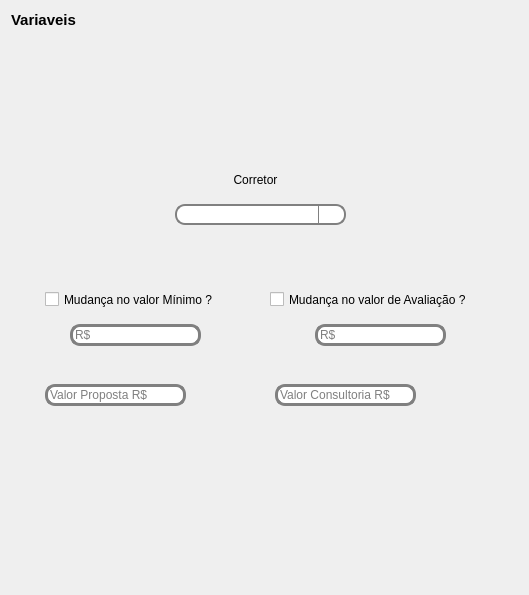
tiagodsg1/gerador_contratos, file front/ui/pages/consultoria/consultoria.ui: the form before one commit.
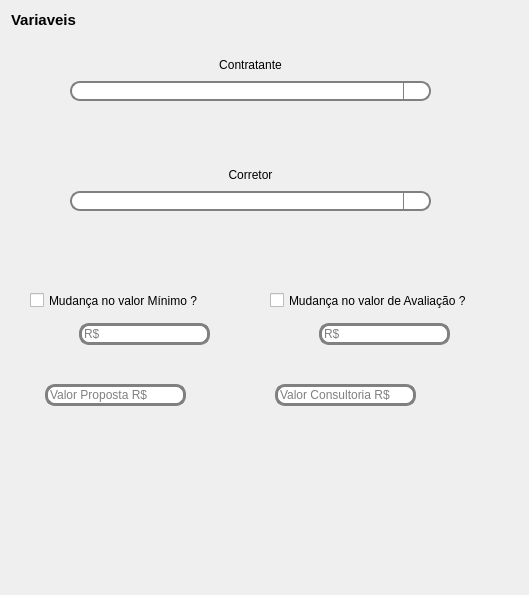
The form after the commit. Icons and pictures are not drawn.

Commit message: Criado front para o contrato de consultoria

```diff
--- a/front/ui/pages/consultoria/consultoria.ui
+++ b/front/ui/pages/consultoria/consultoria.ui
@@ -96,15 +96,69 @@
       <layout class="QVBoxLayout" name="verticalLayout">
        <item>
         <widget class="QWidget" name="widget" native="true">
-         <widget class="QLabel" name="label_4">
+         <widget class="QLineEdit" name="lineEdit_7">
           <property name="geometry">
            <rect>
-            <x>185</x>
+            <x>25</x>
+            <y>340</y>
+            <width>141</width>
+            <height>22</height>
+           </rect>
+          </property>
+          <property name="placeholderText">
+           <string>Valor Proposta R$</string>
+          </property>
+         </widget>
+         <widget class="QLineEdit" name="lineEdit_8">
+          <property name="geometry">
+           <rect>
+            <x>255</x>
+            <y>340</y>
+            <width>141</width>
+            <height>22</height>
+           </rect>
+          </property>
+          <property name="placeholderText">
+           <string>Valor Consultoria R$</string>
+          </property>
+         </widget>
+         <widget class="QWidget" name="layoutWidget_5">
+          <property name="geometry">
+           <rect>
+            <x>50</x>
+            <y>10</y>
+            <width>361</width>
+            <height>47</height>
+           </rect>
+          </property>
+          <layout class="QVBoxLayout" name="verticalLayout_7">
+           <item>
+            <widget class="QLabel" name="label_7">
+             <property name="text">
+              <string>Contratante</string>
+             </property>
+             <property name="alignment">
+              <set>Qt::AlignCenter</set>
+             </property>
+            </widget>
+           </item>
+           <item>
+            <widget class="QComboBox" name="comboBox_6"/>
+           </item>
+          </layout>
+         </widget>
+         <widget class="QWidget" name="layoutWidget_6">
+          <property name="geometry">
+           <rect>
+            <x>50</x>
             <y>120</y>
-            <width>101</width>
-            <height>31</height>
+            <width>361</width>
+            <height>47</height>
            </rect>
           </property>
+          <layout class="QVBoxLayout" name="verticalLayout_8">
+           <item>
+            <widget class="QLabel" name="label_4">
           <property name="text">
            <string>Corretor</string>
           </property>
@@ -112,93 +166,159 @@
            <set>Qt::AlignCenter</set>
           </property>
          </widget>
-         <widget class="QComboBox" name="comboBox_3">
+           </item>
+           <item>
+            <widget class="QComboBox" name="comboBox_3"/>
+           </item>
+          </layout>
+         </widget>
+         <widget class="QWidget" name="layoutWidget_7">
           <property name="geometry">
            <rect>
-            <x>155</x>
-            <y>160</y>
-            <width>171</width>
-            <height>21</height>
+            <x>10</x>
+            <y>240</y>
+            <width>229</width>
+            <height>64</height>
            </rect>
           </property>
-         </widget>
+          <layout class="QVBoxLayout" name="verticalLayout_9">
+           <item>
          <widget class="QCheckBox" name="checkBox_2">
-          <property name="geometry">
-           <rect>
-            <x>25</x>
-            <y>240</y>
+             <property name="minimumSize">
+              <size>
             <width>201</width>
             <height>31</height>
-           </rect>
+              </size>
           </property>
           <property name="text">
            <string>Mudança no valor Mínimo ?</string>
           </property>
          </widget>
+           </item>
+           <item>
+            <layout class="QHBoxLayout" name="horizontalLayout_3">
+             <item>
+              <spacer name="horizontalSpacer_5">
+               <property name="orientation">
+                <enum>Qt::Horizontal</enum>
+               </property>
+               <property name="sizeHint" stdset="0">
+                <size>
+                 <width>40</width>
+                 <height>20</height>
+                </size>
+               </property>
+              </spacer>
+             </item>
+             <item>
          <widget class="QLineEdit" name="lineEdit_4">
-          <property name="geometry">
-           <rect>
-            <x>50</x>
-            <y>280</y>
+               <property name="minimumSize">
+                <size>
             <width>131</width>
             <height>22</height>
-           </rect>
+                </size>
+               </property>
+               <property name="maximumSize">
+                <size>
+                 <width>131</width>
+                 <height>22</height>
+                </size>
           </property>
           <property name="placeholderText">
            <string>R$ </string>
           </property>
          </widget>
-         <widget class="QCheckBox" name="checkBox_4">
+             </item>
+             <item>
+              <spacer name="horizontalSpacer_6">
+               <property name="orientation">
+                <enum>Qt::Horizontal</enum>
+               </property>
+               <property name="sizeHint" stdset="0">
+                <size>
+                 <width>40</width>
+                 <height>20</height>
+                </size>
+               </property>
+              </spacer>
+             </item>
+            </layout>
+           </item>
+          </layout>
+         </widget>
+         <widget class="QWidget" name="layoutWidget_8">
           <property name="geometry">
            <rect>
             <x>250</x>
             <y>240</y>
+            <width>229</width>
+            <height>64</height>
+           </rect>
+          </property>
+          <layout class="QVBoxLayout" name="verticalLayout_10">
+           <item>
+            <widget class="QCheckBox" name="checkBox_4">
+             <property name="minimumSize">
+              <size>
             <width>221</width>
             <height>31</height>
-           </rect>
+              </size>
           </property>
           <property name="text">
            <string>Mudança no valor de Avaliação ?</string>
           </property>
          </widget>
+           </item>
+           <item>
+            <layout class="QHBoxLayout" name="horizontalLayout_4">
+             <item>
+              <spacer name="horizontalSpacer_7">
+               <property name="orientation">
+                <enum>Qt::Horizontal</enum>
+               </property>
+               <property name="sizeHint" stdset="0">
+                <size>
+                 <width>40</width>
+                 <height>20</height>
+                </size>
+               </property>
+              </spacer>
+             </item>
+             <item>
          <widget class="QLineEdit" name="lineEdit_6">
-          <property name="geometry">
-           <rect>
-            <x>295</x>
-            <y>280</y>
+               <property name="minimumSize">
+                <size>
             <width>131</width>
             <height>22</height>
-           </rect>
+                </size>
+               </property>
+               <property name="maximumSize">
+                <size>
+                 <width>131</width>
+                 <height>22</height>
+                </size>
           </property>
           <property name="placeholderText">
            <string>R$ </string>
           </property>
          </widget>
-         <widget class="QLineEdit" name="lineEdit_7">
-          <property name="geometry">
-           <rect>
-            <x>25</x>
-            <y>340</y>
-            <width>141</width>
-            <height>22</height>
-           </rect>
-          </property>
-          <property name="placeholderText">
-           <string>Valor Proposta R$</string>
-          </property>
-         </widget>
-         <widget class="QLineEdit" name="lineEdit_8">
-          <property name="geometry">
-           <rect>
-            <x>255</x>
-            <y>340</y>
-            <width>141</width>
-            <height>22</height>
-           </rect>
-          </property>
-          <property name="placeholderText">
-           <string>Valor Consultoria R$</string>
-          </property>
+             </item>
+             <item>
+              <spacer name="horizontalSpacer_8">
+               <property name="orientation">
+                <enum>Qt::Horizontal</enum>
+               </property>
+               <property name="sizeHint" stdset="0">
+                <size>
+                 <width>40</width>
+                 <height>20</height>
+                </size>
+               </property>
+              </spacer>
+             </item>
+            </layout>
+           </item>
+          </layout>
          </widget>
         </widget>
        </item>
```
Lines whose indentation alone changed are shown as unchanged. The commit also changes 2 other files.
